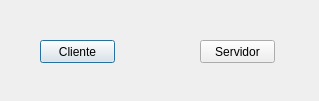
The window that dialog.ui (RoboticArts/QtNetwork) describes before a commit, drawn with Qt 5.
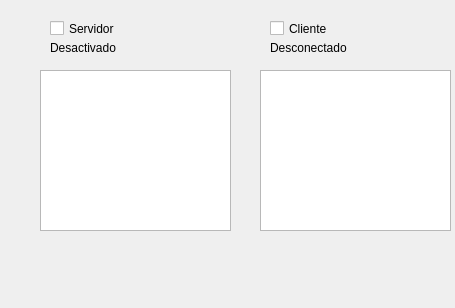
The same window after the commit.

```diff
--- a/dialog.ui
+++ b/dialog.ui
@@ -6,39 +6,85 @@
    <rect>
     <x>0</x>
     <y>0</y>
-    <width>319</width>
-    <height>101</height>
+    <width>455</width>
+    <height>308</height>
    </rect>
   </property>
   <property name="windowTitle">
    <string>Dialog</string>
   </property>
-  <widget class="QPushButton" name="pushButtonCliente">
+  <widget class="QCheckBox" name="checkBoxClient">
    <property name="geometry">
     <rect>
-     <x>40</x>
-     <y>40</y>
-     <width>75</width>
-     <height>23</height>
+     <x>270</x>
+     <y>20</y>
+     <width>70</width>
+     <height>17</height>
     </rect>
    </property>
    <property name="text">
     <string>Cliente</string>
    </property>
   </widget>
-  <widget class="QPushButton" name="pushButtonServidor">
+  <widget class="QCheckBox" name="checkBoxServer">
    <property name="geometry">
     <rect>
-     <x>200</x>
-     <y>40</y>
-     <width>75</width>
-     <height>23</height>
+     <x>50</x>
+     <y>20</y>
+     <width>70</width>
+     <height>17</height>
     </rect>
    </property>
    <property name="text">
     <string>Servidor</string>
    </property>
   </widget>
+  <widget class="QPlainTextEdit" name="plainTextEditClient">
+   <property name="geometry">
+    <rect>
+     <x>260</x>
+     <y>70</y>
+     <width>191</width>
+     <height>161</height>
+    </rect>
+   </property>
+  </widget>
+  <widget class="QPlainTextEdit" name="plainTextEditServer">
+   <property name="geometry">
+    <rect>
+     <x>40</x>
+     <y>70</y>
+     <width>191</width>
+     <height>161</height>
+    </rect>
+   </property>
+  </widget>
+  <widget class="QLabel" name="labelConnectDisconnect">
+   <property name="geometry">
+    <rect>
+     <x>270</x>
+     <y>40</y>
+     <width>81</width>
+     <height>16</height>
+    </rect>
+   </property>
+   <property name="text">
+    <string>Desconectado</string>
+   </property>
+  </widget>
+  <widget class="QLabel" name="labelActivateDesactivate">
+   <property name="geometry">
+    <rect>
+     <x>50</x>
+     <y>40</y>
+     <width>71</width>
+     <height>16</height>
+    </rect>
+   </property>
+   <property name="text">
+    <string>Desactivado</string>
+   </property>
+  </widget>
  </widget>
  <resources/>
  <connections/>
```
